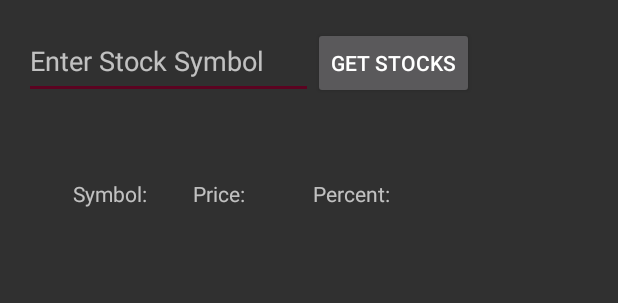
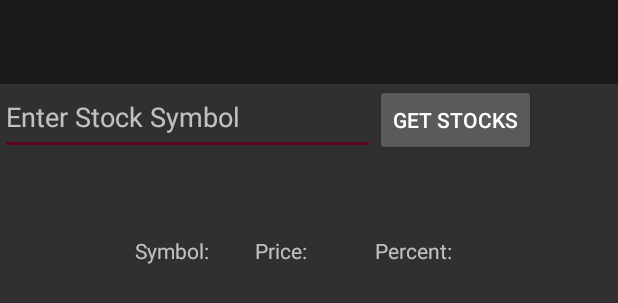
Before and after one commit to stunkki/Stock-Observer, an Android app: the layout activity_main.xml on its own in the app's theme, with its tools: preview values and no code run, on a phone screen of 412 x 824 dp. Shown: the top 303 px of the screen. Run offline under Robolectric (Android 15) with nearby library versions, the phone set to English and light mode, and no system bars.

Commit message:
ActionBar changed to Toolbar for flexibility

```diff
--- a/app/src/main/res/layout/activity_main.xml
+++ b/app/src/main/res/layout/activity_main.xml
@@ -2,11 +2,21 @@
     xmlns:tools="http://schemas.android.com/tools"
     android:layout_width="match_parent"
     android:layout_height="match_parent"
-    android:paddingBottom="@dimen/activity_vertical_margin"
-    android:paddingLeft="@dimen/activity_horizontal_margin"
-    android:paddingRight="@dimen/activity_horizontal_margin"
-    android:paddingTop="@dimen/activity_vertical_margin"
+
     tools:context=".MainActivity" >
+
+
+    <!-- put this before tools:context if you want padding
+        android:paddingBottom="@dimen/activity_vertical_margin"
+        android:paddingLeft="@dimen/activity_horizontal_margin"
+        android:paddingRight="@dimen/activity_horizontal_margin"
+        android:paddingTop="@dimen/activity_vertical_margin" -->
+
+
+
+   <include
+       layout="@layout/toolbar"
+       android:id="@+id/include" />
 
     <EditText
         android:id="@+id/setSymbol"
@@ -14,8 +24,10 @@
         android:layout_height="50dp"
         android:ems="10"
         android:hint="@string/setSymbol"
-        android:layout_toStartOf="@+id/get_quote_button"
-        android:layout_toLeftOf="@+id/get_quote_button">
+        android:layout_alignParentTop="true"
+        android:layout_alignParentLeft="true"
+        android:layout_alignParentStart="true"
+        android:layout_marginTop="53dp">
 
         <requestFocus />
     </EditText>
@@ -25,11 +37,9 @@
         android:layout_width="wrap_content"
         android:layout_height="wrap_content"
         android:text="@string/get_quote"
-        android:layout_alignBottom="@+id/setSymbol"
-        android:layout_alignParentRight="true"
-        android:layout_alignParentEnd="true"
-        android:layout_marginRight="80dp"
-        android:layout_marginEnd="80dp" />
+        android:layout_below="@+id/include"
+        android:layout_toRightOf="@+id/setSymbol"
+        android:layout_toEndOf="@+id/setSymbol" />
 
     <TextView
         android:id="@+id/stockSymbolOutput"
--- /dev/null
+++ b/app/src/main/res/layout/toolbar.xml
@@ -0,0 +1,14 @@
+
+    <android.support.v7.widget.Toolbar
+        xmlns:android="http://schemas.android.com/apk/res/android"
+        xmlns:app="http://schemas.android.com/apk/res-auto"
+
+
+        android:id="@+id/toolbar"
+        android:layout_width="match_parent"
+        android:layout_height="wrap_content"
+        android:minHeight="?attr/actionBarSize"
+        android:background="?attr/colorPrimaryDark"
+        app:popupTheme="@style/ThemeOverlay.AppCompat.Dark.ActionBar"
+
+      />
--- a/app/src/main/res/values/colors.xml
+++ b/app/src/main/res/values/colors.xml
@@ -3,4 +3,5 @@
     <color name="colorPrimary">#313131</color>
     <color name="colorPrimaryDark">#fd1b1b1b</color>
     <color name="colorAccent">#5b0321</color>
+    <color name="background">#d4d3d3</color>
 </resources>
--- a/app/src/main/res/values/ids.xml
+++ b/app/src/main/res/values/ids.xml
@@ -1,4 +1,4 @@
 <?xml version="1.0" encoding="utf-8"?>
 <resources>
-    <item name="menu_location" type="id">location</item>
+    <item name="menu_location" type="id"></item>
 </resources>
--- a/app/src/main/res/values/styles.xml
+++ b/app/src/main/res/values/styles.xml
@@ -1,14 +1,15 @@
 <resources>
 
     <!-- Base application theme. -->
-    <style name="AppTheme" parent="Theme.AppCompat">
+    <style name="AppTheme.Base" parent="Theme.AppCompat.NoActionBar">
         <!-- Customize your theme here. -->
-      <!--  <item name="windowActionBar">false</item> -->
+       <item name="windowActionBar">false</item>
         <item name="colorPrimary">@color/colorPrimary</item>
         <item name="colorPrimaryDark">@color/colorPrimaryDark</item>
         <item name="colorAccent">@color/colorAccent</item>
+        <!-- <item name="windowBackground">@color/background</item> -->
 
       <!--  <item name="windowNoTitle">true</item>-->
     </style>
-
+    <style name="AppTheme" parent="AppTheme.Base"></style>
 </resources>
```
Also changed, not shown: app/src/main/java/com/example/olli/financeproject/MainActivity.java (+27 -50 lines), app/src/main/res/menu/main.xml (+6 -3 lines), app/src/main/res/menu/toolbar_menu.xml (added, +13 -0 lines), app/src/main/res/values/strings.xml (+4 -4 lines).
